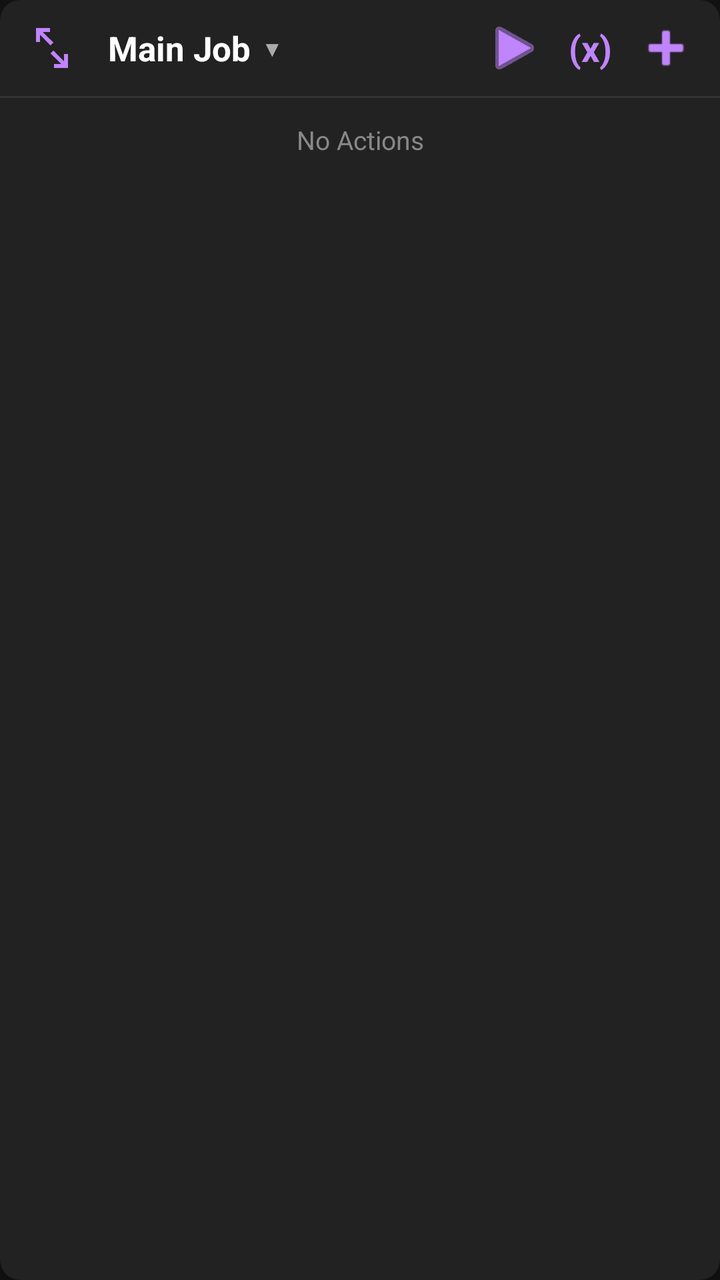
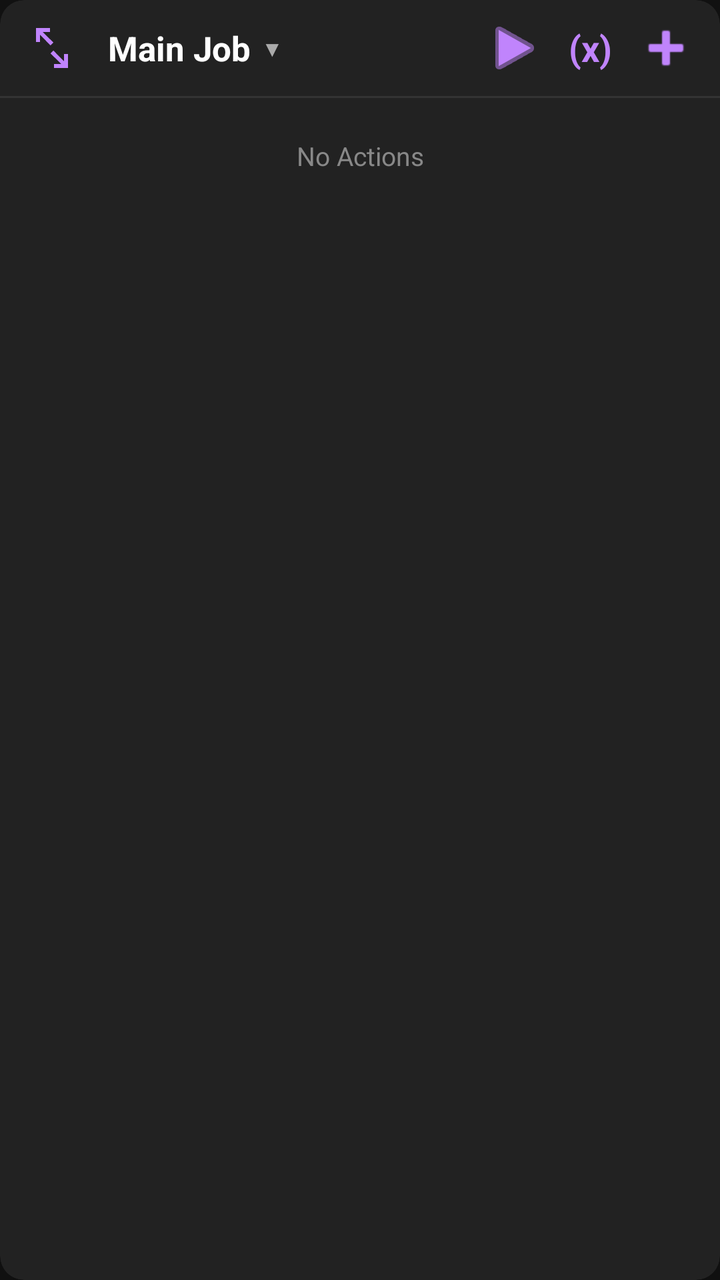

Before-and-after screenshots of an Android layout around one commit, followed by the original layout XML and the change that was made.
<!-- AndroidManifest.xml: application theme Theme.MyAutomationApp -->
<!-- res/layout/menu_layout.xml -->
<?xml version="1.0" encoding="utf-8"?>
<androidx.cardview.widget.CardView xmlns:android="http://schemas.android.com/apk/res/android"
    xmlns:app="http://schemas.android.com/apk/res-auto"
    android:layout_width="340dp"
    android:layout_height="wrap_content"
    app:cardBackgroundColor="#222222"
    app:cardCornerRadius="10dp"
    app:cardElevation="12dp">

    <LinearLayout
        android:layout_width="match_parent"
        android:layout_height="wrap_content"
        android:orientation="vertical">

        
        <LinearLayout
            android:layout_width="match_parent"
            android:layout_height="48dp"
            android:orientation="horizontal"
            android:gravity="center_vertical"
            android:paddingStart="10dp"
            android:paddingEnd="10dp">

            
            <ImageButton
                android:id="@+id/btnCollapse"
                android:layout_width="32dp"
                android:layout_height="32dp"
                android:src="@drawable/ic_collapse"
                android:background="@android:color/transparent" />

            
            <LinearLayout
                android:id="@+id/layoutJobDropdown"
                android:layout_width="0dp"
                android:layout_height="match_parent"
                android:layout_weight="1"
                android:orientation="horizontal"
                android:gravity="center_vertical"
                android:paddingStart="12dp">

                <TextView
                    android:id="@+id/tvJobTitle"
                    android:layout_width="wrap_content"
                    android:layout_height="wrap_content"
                    android:text="Main Job"
                    android:textColor="#FFFFFF"
                    android:textSize="17sp"
                    android:textStyle="bold" />

                <TextView
                    android:layout_width="wrap_content"
                    android:layout_height="wrap_content"
                    android:text="  ▼"
                    android:textColor="#AAAAAA"
                    android:textSize="11sp" />
            </LinearLayout>

            
            <ImageButton
                android:id="@+id/btnPlayHud"
                android:layout_width="34dp"
                android:layout_height="34dp"
                android:src="@android:drawable/ic_media_play"
                android:background="@android:color/transparent"
                android:tint="#C084FC" />

            
            <TextView
                android:id="@+id/btnVariables"
                android:layout_width="wrap_content"
                android:layout_height="wrap_content"
                android:text="(x)"
                android:textColor="#C084FC"
                android:textSize="18sp"
                android:textStyle="bold"
                android:paddingStart="10dp"
                android:paddingEnd="10dp" />

            
            <ImageButton
                android:id="@+id/btnAddActionHud"
                android:layout_width="34dp"
                android:layout_height="34dp"
                android:src="@android:drawable/ic_input_add"
                android:background="@android:color/transparent"
                android:tint="#C084FC" />
        </LinearLayout>

        
        <View
            android:layout_width="match_parent"
            android:layout_height="1dp"
            android:background="#333333" />

        
        <FrameLayout
            android:layout_width="match_parent"
            android:layout_height="wrap_content"
            android:padding="12dp">

            <TextView
                android:id="@+id/tvHudStatus"
                android:layout_width="match_parent"
                android:layout_height="wrap_content"
                android:text="No Actions"
                android:textColor="#888888"
                android:textSize="13sp"
                android:gravity="center" />
        </FrameLayout>

    </LinearLayout>
</androidx.cardview.widget.CardView>
<!-- resources referenced by this layout -->
<resources>
  <!-- drawable ic_collapse (drawable) -->
  <?xml version="1.0" encoding="utf-8"?>
  <vector xmlns:android="http://schemas.android.com/apk/res/android"
      android:width="24dp"
      android:height="24dp"
      android:viewportWidth="24"
      android:viewportHeight="24">
      <path
          android:fillColor="#C084FC"
          android:pathData="M4,9h2V5.41l5.29,5.3 1.42,-1.42L7.41,4H11V2H4v7zm16,6h-2v3.59l-5.29,-5.3 -1.42,1.42L16.59,20H13v2h7v-7z"/>
  </vector>
  <style name="Theme.MyAutomationApp" parent="Theme.MaterialComponents.DayNight.NoActionBar">
          <item name="colorPrimary">@color/gold</item>
          <item name="colorPrimaryVariant">@color/gold_dark</item>
          <item name="colorOnPrimary">@color/black</item>
          <item name="android:windowBackground">@color/black</item>
          <item name="android:textColor">@color/gold</item>
      </style>
  <color name="gold">#FFD700</color>
  <color name="gold_dark">#B8860B</color>
  <color name="black">#121212</color>
</resources>

<!-- the commit's change to res/layout/menu_layout.xml (unified diff, before → after) -->
@@ -1,11 +1,11 @@
 <?xml version="1.0" encoding="utf-8"?>
 <androidx.cardview.widget.CardView xmlns:android="http://schemas.android.com/apk/res/android"
     xmlns:app="http://schemas.android.com/apk/res-auto"
-    android:layout_width="340dp"
+    android:layout_width="350dp"
     android:layout_height="wrap_content"
     app:cardBackgroundColor="#222222"
-    app:cardCornerRadius="10dp"
-    app:cardElevation="12dp">
+    app:cardCornerRadius="12dp"
+    app:cardElevation="14dp">
 
     <LinearLayout
         android:layout_width="match_parent"
@@ -21,7 +21,6 @@
             android:paddingStart="10dp"
             android:paddingEnd="10dp">
 
-            
             <ImageButton
                 android:id="@+id/btnCollapse"
                 android:layout_width="32dp"
@@ -29,7 +28,6 @@
                 android:src="@drawable/ic_collapse"
                 android:background="@android:color/transparent" />
 
-            
             <LinearLayout
                 android:id="@+id/layoutJobDropdown"
                 android:layout_width="0dp"
@@ -56,7 +54,6 @@
                     android:textSize="11sp" />
             </LinearLayout>
 
-            
             <ImageButton
                 android:id="@+id/btnPlayHud"
                 android:layout_width="34dp"
@@ -65,7 +62,6 @@
                 android:background="@android:color/transparent"
                 android:tint="#C084FC" />
 
-            
             <TextView
                 android:id="@+id/btnVariables"
                 android:layout_width="wrap_content"
@@ -77,7 +73,6 @@
                 android:paddingStart="10dp"
                 android:paddingEnd="10dp" />
 
-            
             <ImageButton
                 android:id="@+id/btnAddActionHud"
                 android:layout_width="34dp"
@@ -87,27 +82,35 @@
                 android:tint="#C084FC" />
         </LinearLayout>
 
-        
         <View
             android:layout_width="match_parent"
             android:layout_height="1dp"
             android:background="#333333" />
 
         
-        <FrameLayout
+        <ScrollView
             android:layout_width="match_parent"
             android:layout_height="wrap_content"
-            android:padding="12dp">
+            android:maxHeight="180dp"
+            android:padding="8dp">
 
-            <TextView
-                android:id="@+id/tvHudStatus"
+            <LinearLayout
+                android:id="@+id/layoutActionListContainer"
                 android:layout_width="match_parent"
                 android:layout_height="wrap_content"
-                android:text="No Actions"
-                android:textColor="#888888"
-                android:textSize="13sp"
-                android:gravity="center" />
-        </FrameLayout>
+                android:orientation="vertical">
+
+                <TextView
+                    android:id="@+id/tvHudStatus"
+                    android:layout_width="match_parent"
+                    android:layout_height="wrap_content"
+                    android:text="No Actions"
+                    android:textColor="#888888"
+                    android:textSize="13sp"
+                    android:gravity="center"
+                    android:padding="12dp" />
+            </LinearLayout>
+        </ScrollView>
 
     </LinearLayout>
 </androidx.cardview.widget.CardView>
